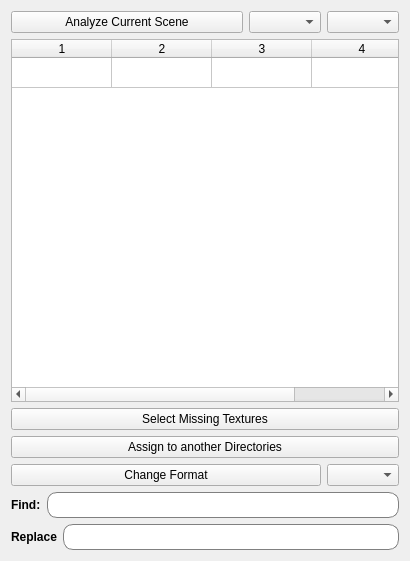
code-google-com/mayatools, file Maya_Tools/Developer/Main/MODULE/RecoverFiles/UI/RecoverFiles.ui: the form before one commit.
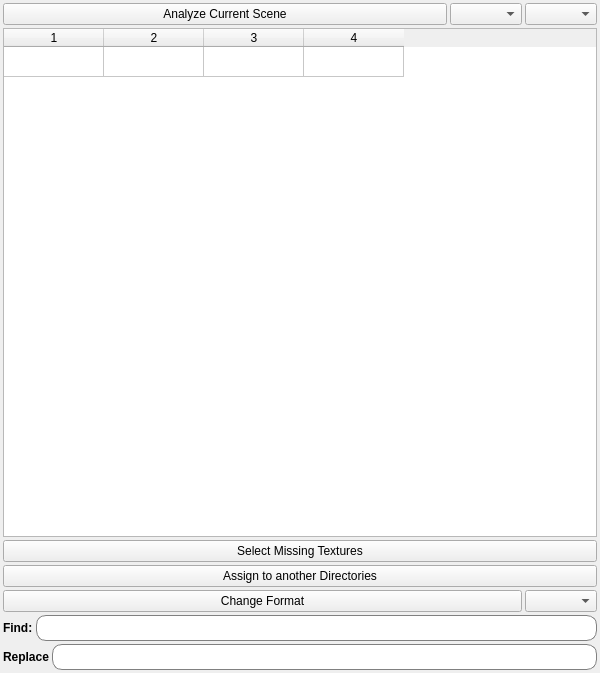
The form after the commit.

The edit to the form file:
```diff
--- a/Maya_Tools/Developer/Main/MODULE/RecoverFiles/UI/RecoverFiles.ui
+++ b/Maya_Tools/Developer/Main/MODULE/RecoverFiles/UI/RecoverFiles.ui
@@ -2,32 +2,42 @@
 <ui version="4.0">
  <class>Form</class>
  <widget class="QWidget" name="Form">
+  <property name="windowModality">
+   <enum>Qt::WindowModal</enum>
+  </property>
   <property name="geometry">
    <rect>
     <x>0</x>
     <y>0</y>
-    <width>410</width>
-    <height>561</height>
+    <width>600</width>
+    <height>673</height>
    </rect>
   </property>
   <property name="sizePolicy">
-   <sizepolicy hsizetype="Preferred" vsizetype="Maximum">
+   <sizepolicy hsizetype="Preferred" vsizetype="Expanding">
     <horstretch>0</horstretch>
-    <verstretch>0</verstretch>
+    <verstretch>1</verstretch>
    </sizepolicy>
   </property>
+  <property name="minimumSize">
+   <size>
+    <width>0</width>
+    <height>1</height>
+   </size>
+  </property>
   <property name="windowTitle">
    <string>Form</string>
   </property>
-  <layout class="QVBoxLayout" name="verticalLayout_2">
-   <property name="sizeConstraint">
-    <enum>QLayout::SetMaximumSize</enum>
-   </property>
-   <item>
     <layout class="QVBoxLayout" name="verticalLayout">
+   <property name="spacing">
+    <number>3</number>
+   </property>
      <property name="sizeConstraint">
       <enum>QLayout::SetMaximumSize</enum>
      </property>
+   <property name="margin">
+    <number>3</number>
+   </property>
      <item>
       <layout class="QHBoxLayout" name="horizontalLayout_3">
        <item>
@@ -66,6 +76,9 @@
          <verstretch>0</verstretch>
         </sizepolicy>
        </property>
+     <property name="editTriggers">
+      <set>QAbstractItemView::NoEditTriggers</set>
+     </property>
        <property name="alternatingRowColors">
         <bool>true</bool>
        </property>
@@ -204,8 +217,6 @@
 }</string>
          </property>
         </widget>
-       </item>
-      </layout>
      </item>
     </layout>
    </item>
```
Lines whose indentation alone changed are shown as unchanged.
